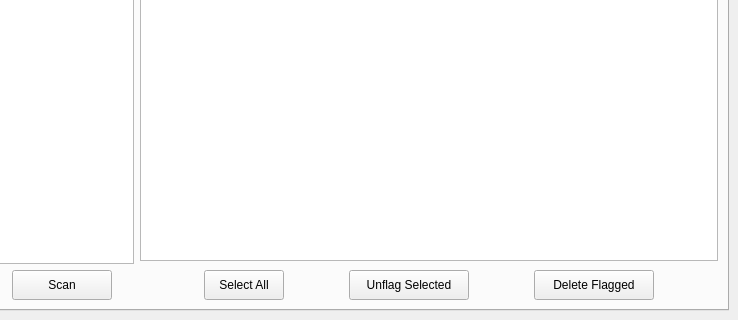
Qt form mainwindow.ui (Olafseisler/sensitive-data-deleter) before a commit; both pictures show x 464 to 1202 and y 235 to 555 of the 1202 by 555 pixel window.
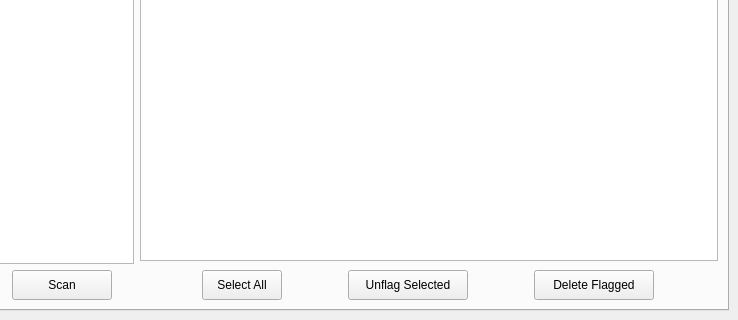
The same form after that commit. The open tabs and pages were chosen to show the change.

```diff
--- a/mainwindow.ui
+++ b/mainwindow.ui
@@ -255,7 +255,7 @@
             <item>
              <layout class="QHBoxLayout" name="horizontalLayout_3">
               <property name="spacing">
-               <number>-1</number>
+               <number>4</number>
               </property>
               <item>
                <widget class="QPushButton" name="selectAllFlaggedButton">
```
Left out of the diff: 6 changed lines with no effect on the pictures.
